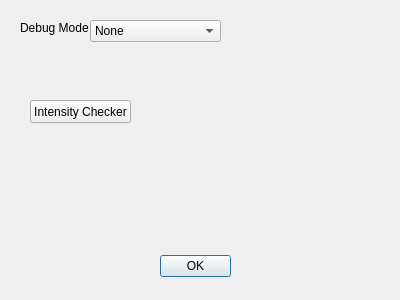
This is VisionWidget/dialogvisiontoolbox.ui in hceng123/VisionLibrary as Qt 5 draws it before an edit. The edited form follows.
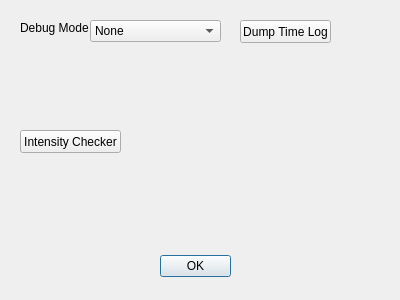
This is the edited form.

Diff of the .ui file:
```diff
--- a/VisionWidget/dialogvisiontoolbox.ui
+++ b/VisionWidget/dialogvisiontoolbox.ui
@@ -32,8 +32,8 @@
   <widget class="QPushButton" name="pushButton">
    <property name="geometry">
     <rect>
-     <x>30</x>
-     <y>100</y>
+     <x>20</x>
+     <y>130</y>
      <width>101</width>
      <height>23</height>
     </rect>
@@ -85,6 +85,19 @@
     </property>
    </item>
   </widget>
+  <widget class="QPushButton" name="btnDumpTimeLog">
+   <property name="geometry">
+    <rect>
+     <x>240</x>
+     <y>20</y>
+     <width>91</width>
+     <height>23</height>
+    </rect>
+   </property>
+   <property name="text">
+    <string>Dump Time Log</string>
+   </property>
+  </widget>
  </widget>
  <resources/>
  <connections>
```
Left out of the diff: 2 changed lines with no effect on the pictures.
